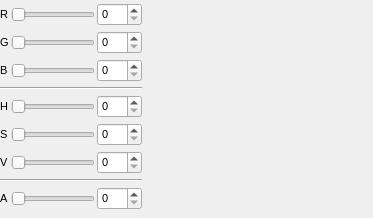
trisyoungs/aten, file src/gui/popupcolour.ui: the form before one commit.
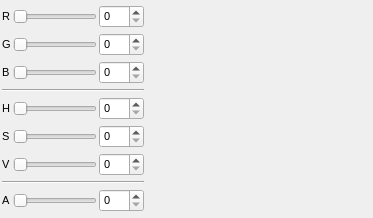
The form after the commit. Custom widgets are drawn as their Qt base class.

Diff of the .ui file:
```diff
--- a/src/gui/popupcolour.ui
+++ b/src/gui/popupcolour.ui
@@ -32,7 +32,7 @@
   </property>
   <layout class="QGridLayout" name="gridLayout">
    <property name="margin">
-    <number>0</number>
+    <number>2</number>
    </property>
    <property name="spacing">
     <number>2</number>
```
Left out of the diff: 42 changed lines with no effect on the pictures.
